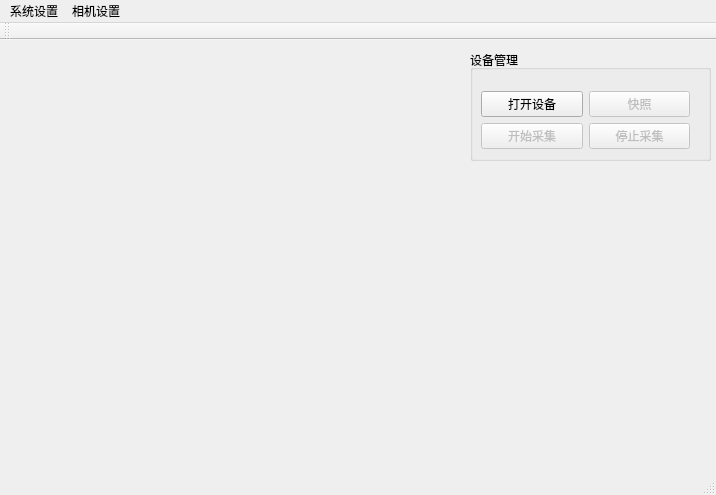
First picture: the form in cpp/Location3D/mainwindow.ui, repository leepengcheng/lpc-robot, before the edit.
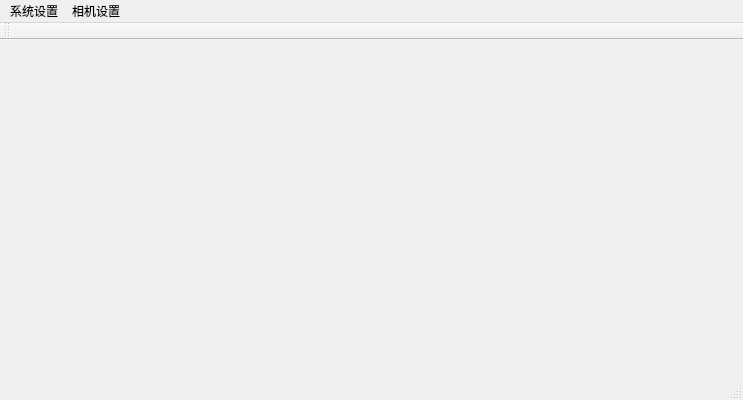
Second picture: the form after the edit.

Diff of the .ui file:
```diff
--- a/cpp/Location3D/mainwindow.ui
+++ b/cpp/Location3D/mainwindow.ui
@@ -6,93 +6,54 @@
    <rect>
     <x>0</x>
     <y>0</y>
-    <width>716</width>
-    <height>495</height>
+    <width>739</width>
+    <height>400</height>
    </rect>
   </property>
+  <property name="maximumSize">
+   <size>
+    <width>739</width>
+    <height>16777215</height>
+   </size>
+  </property>
   <property name="windowTitle">
    <string>RDS智能分拣</string>
   </property>
+  <property name="autoFillBackground">
+   <bool>true</bool>
+  </property>
   <widget class="QWidget" name="centralWidget">
-   <widget class="QWidget" name="hwindow" native="true">
-    <property name="geometry">
-     <rect>
-      <x>0</x>
-      <y>0</y>
-      <width>461</width>
-      <height>461</height>
-     </rect>
-    </property>
-   </widget>
-   <widget class="QGroupBox" name="groupBox">
-    <property name="geometry">
-     <rect>
-      <x>470</x>
-      <y>10</y>
-      <width>241</width>
-      <height>111</height>
-     </rect>
-    </property>
-    <property name="title">
-     <string>设备管理</string>
-    </property>
-    <widget class="QWidget" name="layoutWidget">
-     <property name="geometry">
-      <rect>
-       <x>0</x>
-       <y>30</y>
-       <width>231</width>
-       <height>81</height>
-      </rect>
-     </property>
-     <layout class="QGridLayout" name="gridLayout">
-      <item row="0" column="0">
-       <widget class="QPushButton" name="btn_opendevice">
-        <property name="text">
-         <string>打开设备</string>
-        </property>
-       </widget>
-      </item>
-      <item row="0" column="1">
-       <widget class="QPushButton" name="btn_snapshot">
-        <property name="enabled">
-         <bool>false</bool>
-        </property>
-        <property name="text">
-         <string>快照</string>
-        </property>
-       </widget>
-      </item>
-      <item row="1" column="0">
-       <widget class="QPushButton" name="btn_startgrab">
-        <property name="enabled">
-         <bool>false</bool>
-        </property>
-        <property name="text">
-         <string>开始采集</string>
-        </property>
-       </widget>
-      </item>
-      <item row="1" column="1">
-       <widget class="QPushButton" name="btn_stopgrab">
-        <property name="enabled">
-         <bool>false</bool>
-        </property>
-        <property name="text">
-         <string>停止采集</string>
-        </property>
-       </widget>
-      </item>
-     </layout>
-    </widget>
-   </widget>
+   <property name="autoFillBackground">
+    <bool>true</bool>
+   </property>
+   <layout class="QVBoxLayout" name="verticalLayout">
+    <item>
+     <widget class="QWidget" name="hwindow" native="true">
+      <property name="minimumSize">
+       <size>
+        <width>721</width>
+        <height>0</height>
+       </size>
+      </property>
+      <property name="maximumSize">
+       <size>
+        <width>721</width>
+        <height>16777215</height>
+       </size>
+      </property>
+      <property name="autoFillBackground">
+       <bool>true</bool>
+      </property>
+     </widget>
+    </item>
+   </layout>
   </widget>
   <widget class="QMenuBar" name="menuBar">
    <property name="geometry">
     <rect>
      <x>0</x>
      <y>0</y>
-     <width>716</width>
+     <width>739</width>
      <height>22</height>
     </rect>
    </property>
```
